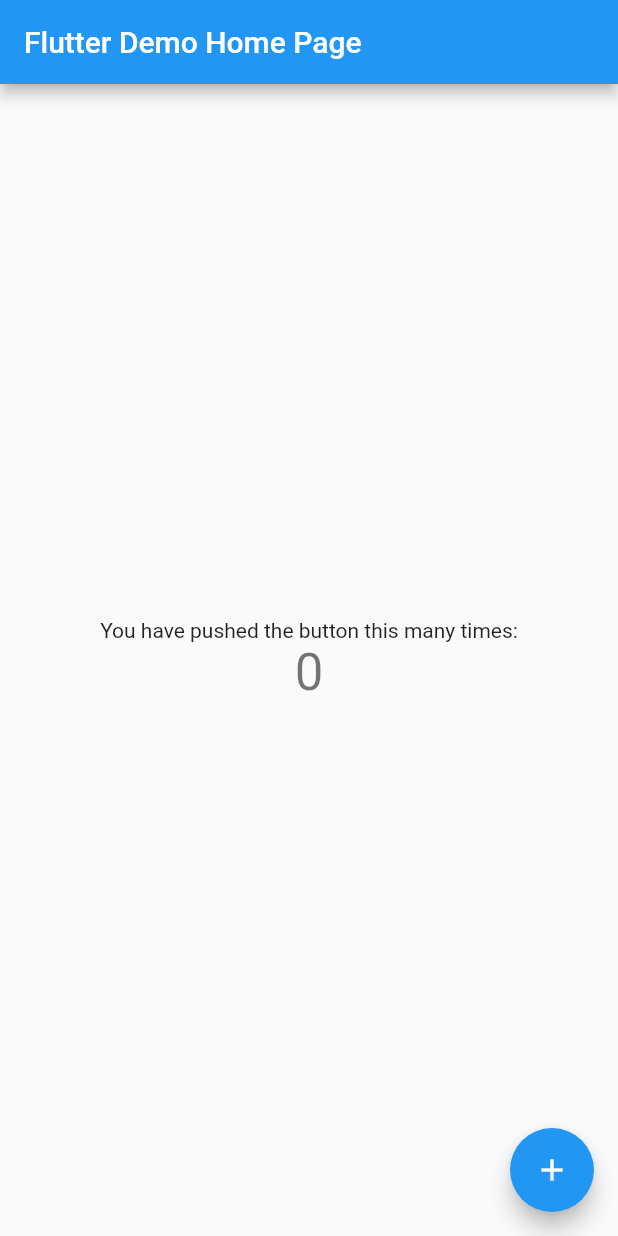
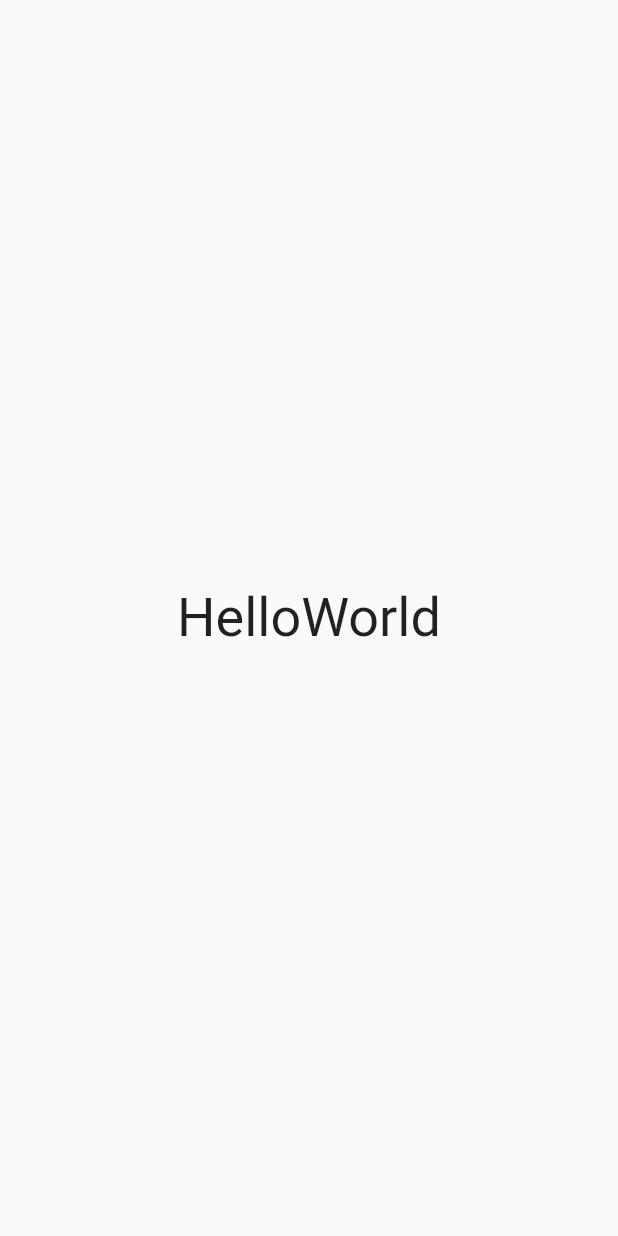
Before and after one commit to shunichimrt/learn--flutter, a Flutter app: the screen it shows after launch, on a phone screen of 412 x 824 dp. Run offline on Flutter 3.47's test engine with Material 2 defaults, Android fonts, the light colour scheme and no system bars.

Commit message:
helloworld

```diff
--- a/lib/main.dart
+++ b/lib/main.dart
@@ -7,109 +7,32 @@
 class MyApp extends StatelessWidget {
   const MyApp({Key? key}) : super(key: key);
 
-  // This widget is the root of your application.
   @override
   Widget build(BuildContext context) {
     return MaterialApp(
       title: 'Flutter Demo',
       theme: ThemeData(
-        // This is the theme of your application.
-        //
-        // Try running your application with "flutter run". You'll see the
-        // application has a blue toolbar. Then, without quitting the app, try
-        // changing the primarySwatch below to Colors.green and then invoke
-        // "hot reload" (press "r" in the console where you ran "flutter run",
-        // or simply save your changes to "hot reload" in a Flutter IDE).
-        // Notice that the counter didn't reset back to zero; the application
-        // is not restarted.
         primarySwatch: Colors.blue,
       ),
-      home: const MyHomePage(title: 'Flutter Demo Home Page'),
+      home: const MyHomePage(),
     );
   }
 }
 
-class MyHomePage extends StatefulWidget {
-  const MyHomePage({Key? key, required this.title}) : super(key: key);
-
-  // This widget is the home page of your application. It is stateful, meaning
-  // that it has a State object (defined below) that contains fields that affect
-  // how it looks.
-
-  // This class is the configuration for the state. It holds the values (in this
-  // case the title) provided by the parent (in this case the App widget) and
-  // used by the build method of the State. Fields in a Widget subclass are
-  // always marked "final".
-
-  final String title;
-
-  @override
-  State<MyHomePage> createState() => _MyHomePageState();
-}
-
-class _MyHomePageState extends State<MyHomePage> {
-  int _counter = 0;
-
-  void _incrementCounter() {
-    setState(() {
-      // This call to setState tells the Flutter framework that something has
-      // changed in this State, which causes it to rerun the build method below
-      // so that the display can reflect the updated values. If we changed
-      // _counter without calling setState(), then the build method would not be
-      // called again, and so nothing would appear to happen.
-      _counter++;
-    });
-  }
+class MyHomePage extends StatelessWidget {
+  const MyHomePage({Key? key}) : super(key: key);
 
   @override
   Widget build(BuildContext context) {
-    // This method is rerun every time setState is called, for instance as done
-    // by the _incrementCounter method above.
-    //
-    // The Flutter framework has been optimized to make rerunning build methods
-    // fast, so that you can just rebuild anything that needs updating rather
-    // than having to individually change instances of widgets.
-    return Scaffold(
-      appBar: AppBar(
-        // Here we take the value from the MyHomePage object that was created by
-        // the App.build method, and use it to set our appbar title.
-        title: Text(widget.title),
-      ),
+    return const Scaffold(
       body: Center(
-        // Center is a layout widget. It takes a single child and positions it
-        // in the middle of the parent.
-        child: Column(
-          // Column is also a layout widget. It takes a list of children and
-          // arranges them vertically. By default, it sizes itself to fit its
-          // children horizontally, and tries to be as tall as its parent.
-          //
-          // Invoke "debug painting" (press "p" in the console, choose the
-          // "Toggle Debug Paint" action from the Flutter Inspector in Android
-          // Studio, or the "Toggle Debug Paint" command in Visual Studio Code)
-          // to see the wireframe for each widget.
-          //
-          // Column has various properties to control how it sizes itself and
-          // how it positions its children. Here we use mainAxisAlignment to
-          // center the children vertically; the main axis here is the vertical
-          // axis because Columns are vertical (the cross axis would be
-          // horizontal).
-          mainAxisAlignment: MainAxisAlignment.center,
-          children: <Widget>[
-            const Text(
-              'You have pushed the button this many times:',
-            ),
-            Text(
-              '$_counter',
-              style: Theme.of(context).textTheme.headline4,
-            ),
-          ],
+        child: Text(
+          'HelloWorld',
+          style: TextStyle(
+            fontSize: 36,
+          ),
         ),
       ),
-      floatingActionButton: FloatingActionButton(
-        onPressed: _incrementCounter,
-        tooltip: 'Increment',
-        child: const Icon(Icons.add),
-      ), // This trailing comma makes auto-formatting nicer for build methods.
     );
   }
 }
```
